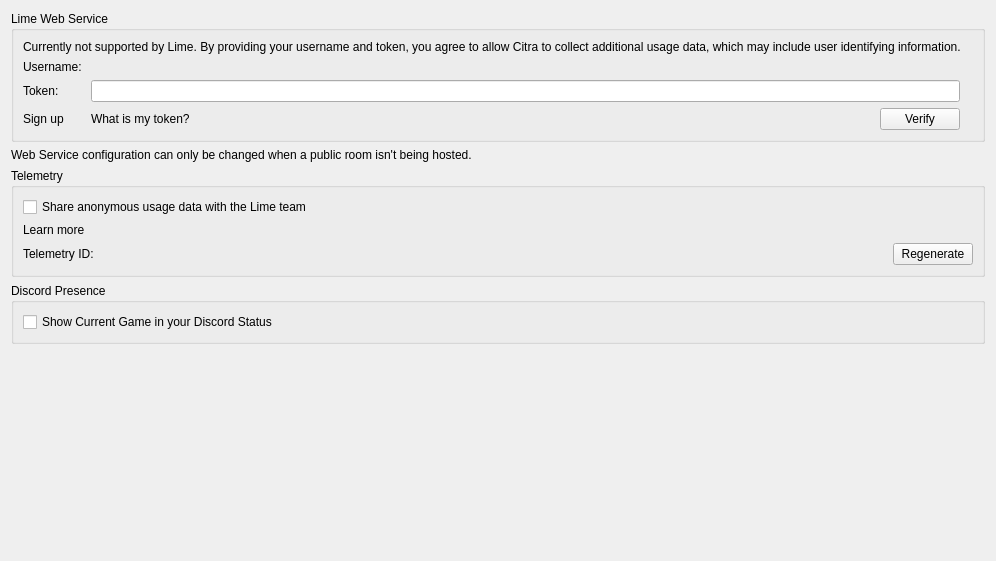
Old version of the form src/lime_qt/configuration/configure_web.ui in the repository Lime3DS/Lime3DS.
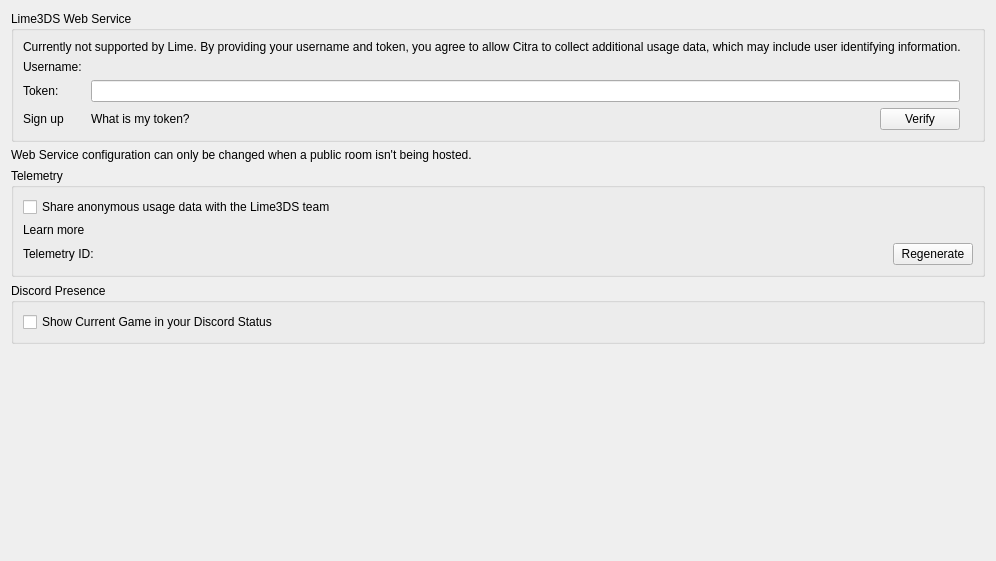
New version of the form.

Commit message: Corrected several instances of Lime3DS being referred to as "Lime"

```diff
--- a/src/lime_qt/configuration/configure_web.ui
+++ b/src/lime_qt/configuration/configure_web.ui
@@ -19,7 +19,7 @@
      <item>
       <widget class="QGroupBox" name="groupBoxWebConfig">
        <property name="title">
-        <string>Lime Web Service</string>
+        <string>Lime3DS Web Service</string>
        </property>
        <layout class="QVBoxLayout" name="verticalLayoutCitraWebService">
         <item>
@@ -128,7 +128,7 @@
         <item>
          <widget class="QCheckBox" name="toggle_telemetry">
           <property name="text">
-           <string>Share anonymous usage data with the Lime team</string>
+           <string>Share anonymous usage data with the Lime3DS team</string>
           </property>
          </widget>
         </item>
```
The commit also changes 17 other files.
